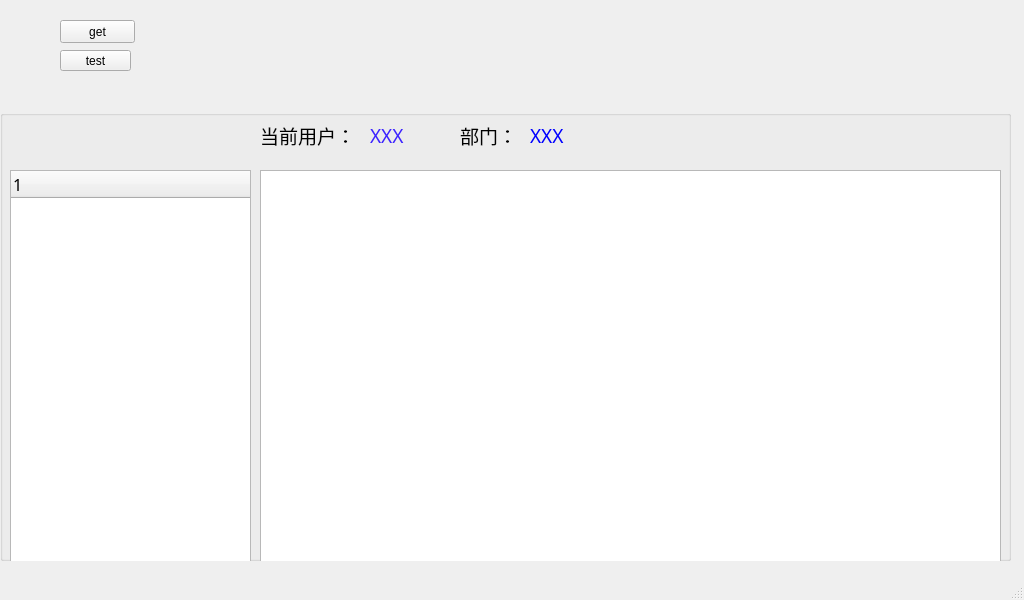
sunjiangbo/gyTool-Manager, file QTClient/mainwindow.ui: the form before one commit.
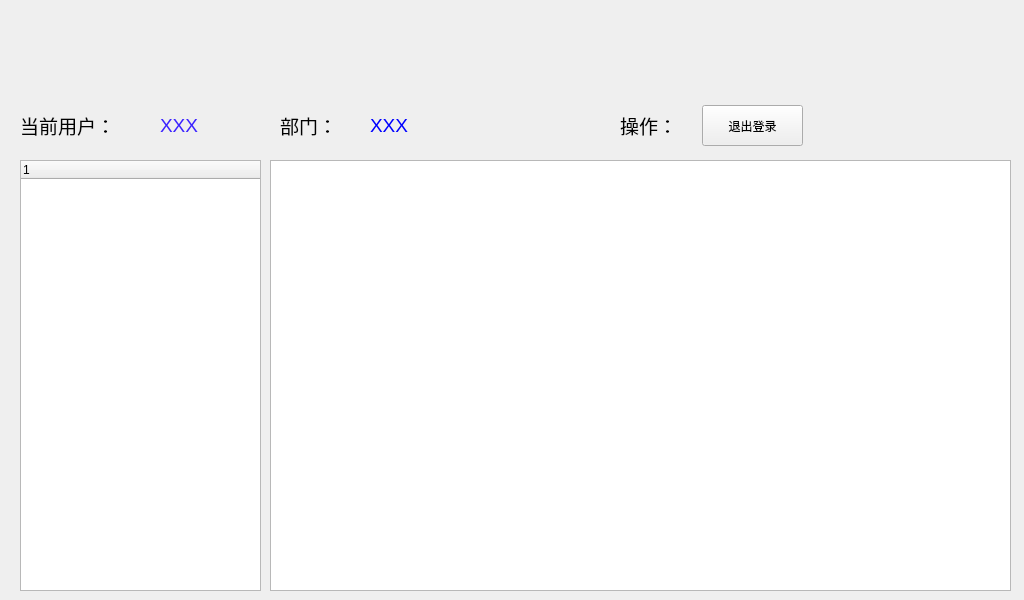
The form after the commit. Icons and pictures are not drawn.

```diff
--- a/QTClient/mainwindow.ui
+++ b/QTClient/mainwindow.ui
@@ -30,133 +30,110 @@
      <pixmap>img/logo.png</pixmap>
     </property>
    </widget>
-   <widget class="QGroupBox" name="groupBox">
+   <widget class="QLabel" name="uCorp">
     <property name="geometry">
      <rect>
-      <x>0</x>
+      <x>370</x>
       <y>110</y>
-      <width>1011</width>
-      <height>451</height>
+      <width>231</width>
+      <height>31</height>
      </rect>
     </property>
-    <property name="font">
-     <font>
-      <family>新宋体</family>
-      <pointsize>12</pointsize>
-     </font>
+    <property name="text">
+     <string>&lt;html&gt;&lt;head/&gt;&lt;body&gt;&lt;p&gt;&lt;span style=&quot; font-size:14pt; color:#0000ff;&quot;&gt;XXX&lt;/span&gt;&lt;/p&gt;&lt;/body&gt;&lt;/html&gt;</string>
     </property>
-    <property name="title">
-     <string/>
+   </widget>
+   <widget class="QLabel" name="label_3">
+    <property name="geometry">
+     <rect>
+      <x>280</x>
+      <y>110</y>
+      <width>71</width>
+      <height>31</height>
+     </rect>
     </property>
-    <widget class="QTreeWidget" name="treeWidget">
-     <property name="geometry">
-      <rect>
-       <x>10</x>
-       <y>60</y>
-       <width>241</width>
-       <height>401</height>
-      </rect>
-     </property>
-     <column>
-      <property name="text">
-       <string notr="true">1</string>
-      </property>
-     </column>
-    </widget>
-    <widget class="QTableWidget" name="tableWidget">
-     <property name="geometry">
-      <rect>
-       <x>260</x>
-       <y>60</y>
-       <width>741</width>
-       <height>401</height>
-      </rect>
-     </property>
-    </widget>
-    <widget class="QLabel" name="label_2">
-     <property name="geometry">
-      <rect>
-       <x>260</x>
-       <y>10</y>
-       <width>91</width>
-       <height>31</height>
-      </rect>
-     </property>
+    <property name="text">
+     <string>&lt;html&gt;&lt;head/&gt;&lt;body&gt;&lt;p&gt;&lt;span style=&quot; font-size:14pt;&quot;&gt;部门：&lt;/span&gt;&lt;/p&gt;&lt;/body&gt;&lt;/html&gt;</string>
+    </property>
+   </widget>
+   <widget class="QLabel" name="uName">
+    <property name="geometry">
+     <rect>
+      <x>160</x>
+      <y>110</y>
+      <width>91</width>
+      <height>31</height>
+     </rect>
+    </property>
+    <property name="text">
+     <string>&lt;html&gt;&lt;head/&gt;&lt;body&gt;&lt;p&gt;&lt;span style=&quot; font-size:14pt; color:#3c23ff;&quot;&gt;XXX&lt;/span&gt;&lt;/p&gt;&lt;/body&gt;&lt;/html&gt;</string>
+    </property>
+   </widget>
+   <widget class="QLabel" name="label_2">
+    <property name="geometry">
+     <rect>
+      <x>20</x>
+      <y>110</y>
+      <width>121</width>
+      <height>31</height>
+     </rect>
+    </property>
+    <property name="text">
+     <string>&lt;html&gt;&lt;head/&gt;&lt;body&gt;&lt;p&gt;&lt;span style=&quot; font-size:14pt;&quot;&gt;当前用户：&lt;/span&gt;&lt;/p&gt;&lt;/body&gt;&lt;/html&gt;</string>
+    </property>
+   </widget>
+   <widget class="QTreeWidget" name="treeWidget">
+    <property name="geometry">
+     <rect>
+      <x>20</x>
+      <y>160</y>
+      <width>241</width>
+      <height>431</height>
+     </rect>
+    </property>
+    <column>
      <property name="text">
-      <string>&lt;html&gt;&lt;head/&gt;&lt;body&gt;&lt;p&gt;&lt;span style=&quot; font-size:14pt;&quot;&gt;当前用户：&lt;/span&gt;&lt;/p&gt;&lt;/body&gt;&lt;/html&gt;</string>
+      <string notr="true">1</string>
      </property>
-    </widget>
-    <widget class="QLabel" name="uName">
-     <property name="geometry">
-      <rect>
-       <x>370</x>
-       <y>10</y>
-       <width>81</width>
-       <height>31</height>
-      </rect>
-     </property>
-     <property name="text">
-      <string>&lt;html&gt;&lt;head/&gt;&lt;body&gt;&lt;p&gt;&lt;span style=&quot; font-size:14pt; color:#3c23ff;&quot;&gt;XXX&lt;/span&gt;&lt;/p&gt;&lt;/body&gt;&lt;/html&gt;</string>
-     </property>
-    </widget>
-    <widget class="QLabel" name="label_3">
-     <property name="geometry">
-      <rect>
-       <x>460</x>
-       <y>10</y>
-       <width>61</width>
-       <height>31</height>
-      </rect>
-     </property>
-     <property name="text">
-      <string>&lt;html&gt;&lt;head/&gt;&lt;body&gt;&lt;p&gt;&lt;span style=&quot; font-size:14pt;&quot;&gt;部门：&lt;/span&gt;&lt;/p&gt;&lt;/body&gt;&lt;/html&gt;</string>
-     </property>
-    </widget>
-    <widget class="QLabel" name="uCorp">
-     <property name="geometry">
-      <rect>
-       <x>530</x>
-       <y>10</y>
-       <width>231</width>
-       <height>31</height>
-      </rect>
-     </property>
-     <property name="text">
-      <string>&lt;html&gt;&lt;head/&gt;&lt;body&gt;&lt;p&gt;&lt;span style=&quot; font-size:14pt; color:#0000ff;&quot;&gt;XXX&lt;/span&gt;&lt;/p&gt;&lt;/body&gt;&lt;/html&gt;</string>
-     </property>
-    </widget>
+    </column>
    </widget>
-   <widget class="QPushButton" name="pushButton">
+   <widget class="QTableWidget" name="tableWidget">
     <property name="geometry">
      <rect>
-      <x>60</x>
-      <y>20</y>
-      <width>75</width>
-      <height>23</height>
+      <x>270</x>
+      <y>160</y>
+      <width>741</width>
+      <height>431</height>
      </rect>
     </property>
-    <property name="styleSheet">
-     <string notr="true">sss</string>
+   </widget>
+   <widget class="QPushButton" name="pushButton_3">
+    <property name="geometry">
+     <rect>
+      <x>702</x>
+      <y>105</y>
+      <width>101</width>
+      <height>41</height>
+     </rect>
     </property>
     <property name="text">
-     <string>get</string>
+     <string>退出登录</string>
     </property>
    </widget>
-   <widget class="QPushButton" name="pushButton_2">
+   <widget class="QLabel" name="label_4">
     <property name="geometry">
      <rect>
-      <x>60</x>
-      <y>50</y>
+      <x>620</x>
+      <y>110</y>
       <width>71</width>
-      <height>21</height>
+      <height>31</height>
      </rect>
     </property>
     <property name="text">
-     <string>test</string>
+     <string>&lt;html&gt;&lt;head/&gt;&lt;body&gt;&lt;p&gt;&lt;span style=&quot; font-size:14pt;&quot;&gt;操作：&lt;/span&gt;&lt;/p&gt;&lt;/body&gt;&lt;/html&gt;</string>
     </property>
    </widget>
   </widget>
-  <widget class="QStatusBar" name="statusBar"/>
  </widget>
  <layoutdefault spacing="6" margin="11"/>
  <resources/>
```
